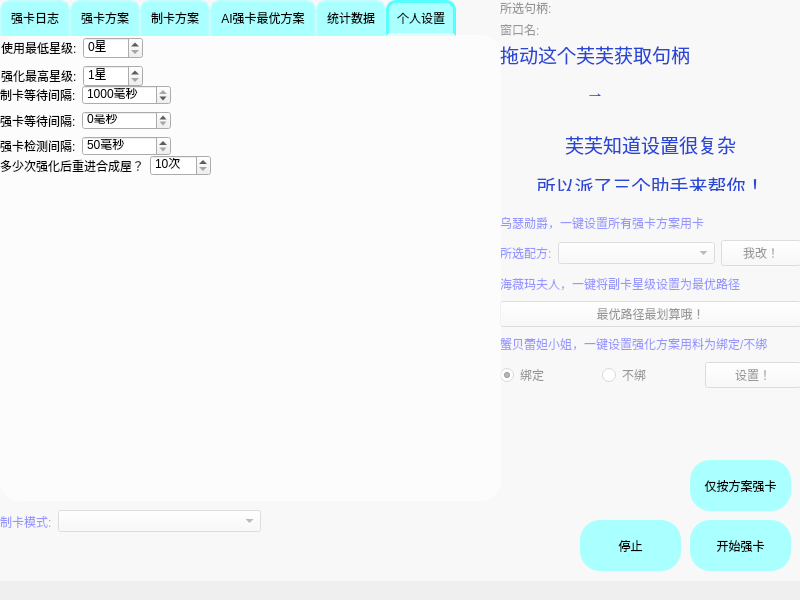
This is GUI/天知强卡器.ui in a1929238/tenchi-cards-enhancer as Qt 5 draws it before an edit. The edited form follows.
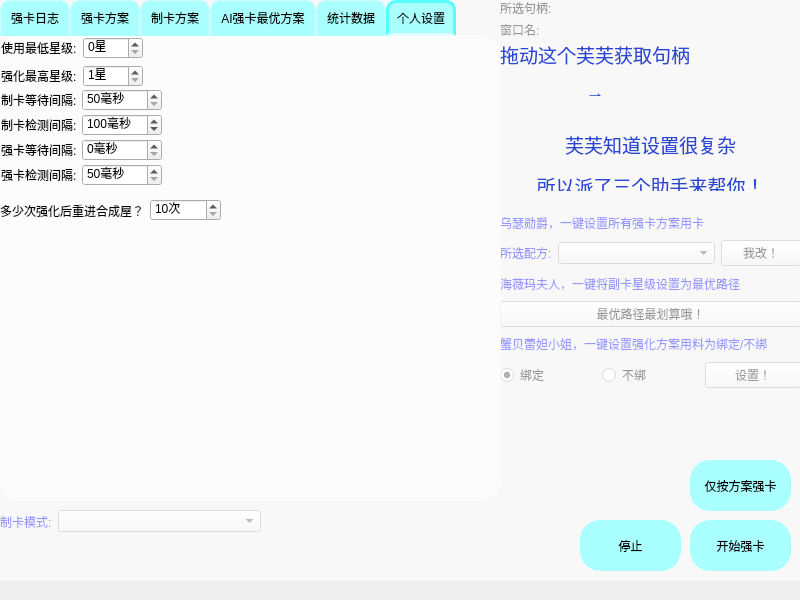
This is the edited form. The open tabs and pages were chosen to show the change. Custom widgets are drawn as their Qt base class.

```diff
--- a/GUI/天知强卡器.ui
+++ b/GUI/天知强卡器.ui
@@ -1507,9 +1507,9 @@
       <property name="geometry">
        <rect>
         <x>0</x>
-        <y>120</y>
-        <width>211</width>
-        <height>21</height>
+        <y>160</y>
+        <width>221</width>
+        <height>31</height>
        </rect>
       </property>
       <layout class="QHBoxLayout" name="horizontalLayout_2">
@@ -1541,24 +1541,29 @@
        </item>
       </layout>
      </widget>
-     <widget class="QWidget" name="layoutWidget">
+     <widget class="QWidget" name="">
       <property name="geometry">
        <rect>
-        <x>0</x>
-        <y>50</y>
-        <width>171</width>
-        <height>71</height>
+        <x>1</x>
+        <y>51</y>
+        <width>161</width>
+        <height>104</height>
        </rect>
       </property>
-      <layout class="QFormLayout" name="formLayout_4">
-       <item row="0" column="0">
+      <layout class="QVBoxLayout" name="verticalLayout_4">
+       <property name="spacing">
+        <number>0</number>
+       </property>
+       <item>
+        <layout class="QHBoxLayout" name="horizontalLayout_31">
+         <item>
         <widget class="QLabel" name="label_5">
          <property name="text">
           <string>制卡等待间隔:</string>
          </property>
         </widget>
        </item>
-       <item row="0" column="1">
+         <item>
         <widget class="QSpinBox" name="produce_interval_input">
          <property name="toolTip">
           <string>推荐设置:500毫秒</string>
@@ -1567,7 +1572,7 @@
           <string>毫秒</string>
          </property>
          <property name="minimum">
-          <number>200</number>
+            <number>50</number>
          </property>
          <property name="maximum">
           <number>1000</number>
@@ -1576,18 +1581,55 @@
           <number>10</number>
          </property>
          <property name="value">
-          <number>1000</number>
+            <number>50</number>
          </property>
         </widget>
        </item>
-       <item row="1" column="0">
+        </layout>
+       </item>
+       <item>
+        <layout class="QHBoxLayout" name="horizontalLayout_32">
+         <item>
+          <widget class="QLabel" name="label_12">
+           <property name="text">
+            <string>制卡检测间隔:</string>
+           </property>
+          </widget>
+         </item>
+         <item>
+          <widget class="QSpinBox" name="produce_check_interval_input">
+           <property name="toolTip">
+            <string>推荐设置:100毫秒，用来检测制卡是否完成</string>
+           </property>
+           <property name="suffix">
+            <string>毫秒</string>
+           </property>
+           <property name="minimum">
+            <number>50</number>
+           </property>
+           <property name="maximum">
+            <number>300</number>
+           </property>
+           <property name="singleStep">
+            <number>10</number>
+           </property>
+           <property name="value">
+            <number>100</number>
+           </property>
+          </widget>
+         </item>
+        </layout>
+       </item>
+       <item>
+        <layout class="QHBoxLayout" name="horizontalLayout_33">
+         <item>
         <widget class="QLabel" name="label_6">
          <property name="text">
           <string>强卡等待间隔:</string>
          </property>
         </widget>
        </item>
-       <item row="1" column="1">
+         <item>
         <widget class="QSpinBox" name="enhance_interval_input">
          <property name="toolTip">
           <string>推荐设置:300毫秒</string>
@@ -1603,14 +1645,18 @@
          </property>
         </widget>
        </item>
-       <item row="2" column="0">
+        </layout>
+       </item>
+       <item>
+        <layout class="QHBoxLayout" name="horizontalLayout_34">
+         <item>
         <widget class="QLabel" name="label_41">
          <property name="text">
           <string>强卡检测间隔:</string>
          </property>
         </widget>
        </item>
-       <item row="2" column="1">
+         <item>
         <widget class="QSpinBox" name="enhance_check_interval_input">
          <property name="toolTip">
           <string>推荐设置:200毫秒,该项设置减小会让强化更加丝滑，但也会增加cpu负担</string>
@@ -1628,6 +1674,8 @@
           <number>10</number>
          </property>
         </widget>
+         </item>
+        </layout>
        </item>
       </layout>
      </widget>
```
Left out of the diff: 2 changed lines with no effect on the pictures. Lines whose indentation alone changed are shown as unchanged.
